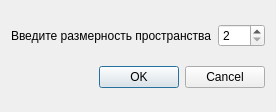
This is uis/start_settings_window.ui in Ivanestver/Polymers_Gui as Qt 5 draws it before an edit. The edited form follows.
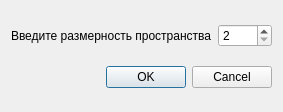
This is the edited form.

Commit message: fix: максимальная размерность пространства расширена до 1000^n

The edit to the form file:
```diff
--- a/uis/start_settings_window.ui
+++ b/uis/start_settings_window.ui
@@ -29,7 +29,7 @@
         <number>2</number>
        </property>
        <property name="maximum">
-        <number>100</number>
+        <number>1000</number>
        </property>
        <property name="value">
         <number>2</number>
```
The commit also changes 1 other file.
